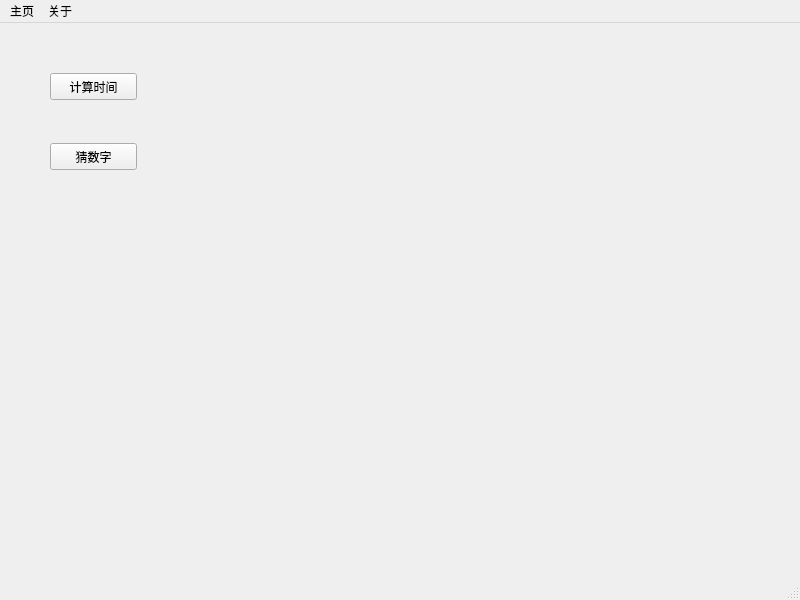
The window that qt_tools/main.ui (id10tttt/tools) describes before a commit, drawn with Qt 5.
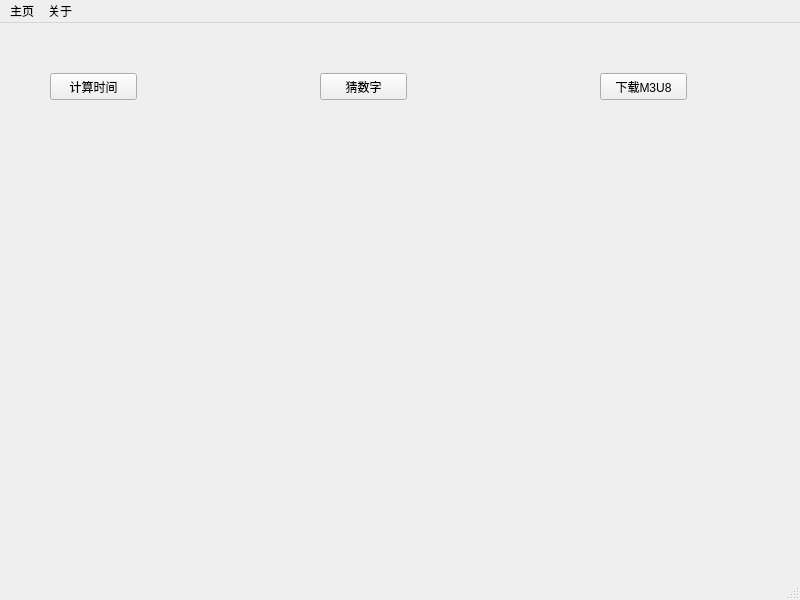
The same window after the commit.

What changed in the file:
```diff
--- a/qt_tools/main.ui
+++ b/qt_tools/main.ui
@@ -30,8 +30,8 @@
    <widget class="QPushButton" name="guessNumberButton">
     <property name="geometry">
      <rect>
-      <x>50</x>
-      <y>120</y>
+      <x>320</x>
+      <y>50</y>
       <width>87</width>
       <height>27</height>
      </rect>
@@ -40,6 +40,19 @@
      <string>猜数字</string>
     </property>
    </widget>
+   <widget class="QPushButton" name="downloadM3u8Button">
+    <property name="geometry">
+     <rect>
+      <x>600</x>
+      <y>50</y>
+      <width>87</width>
+      <height>27</height>
+     </rect>
+    </property>
+    <property name="text">
+     <string>下载M3U8</string>
+    </property>
+   </widget>
   </widget>
   <widget class="QMenuBar" name="menubar">
    <property name="geometry">
```
